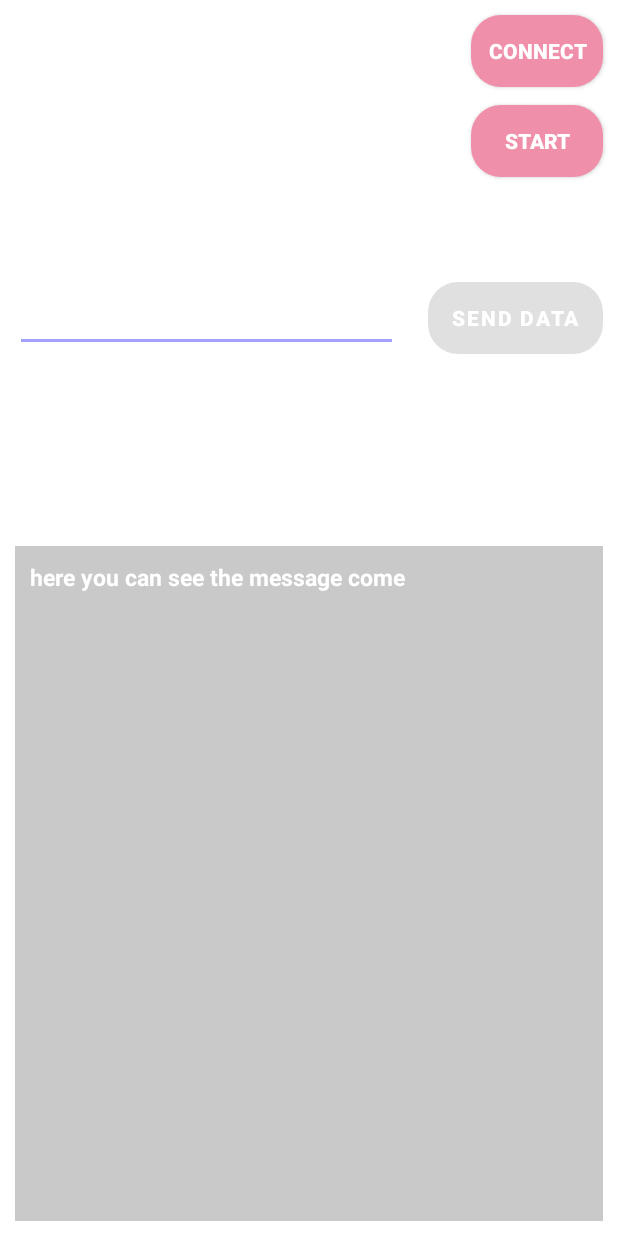
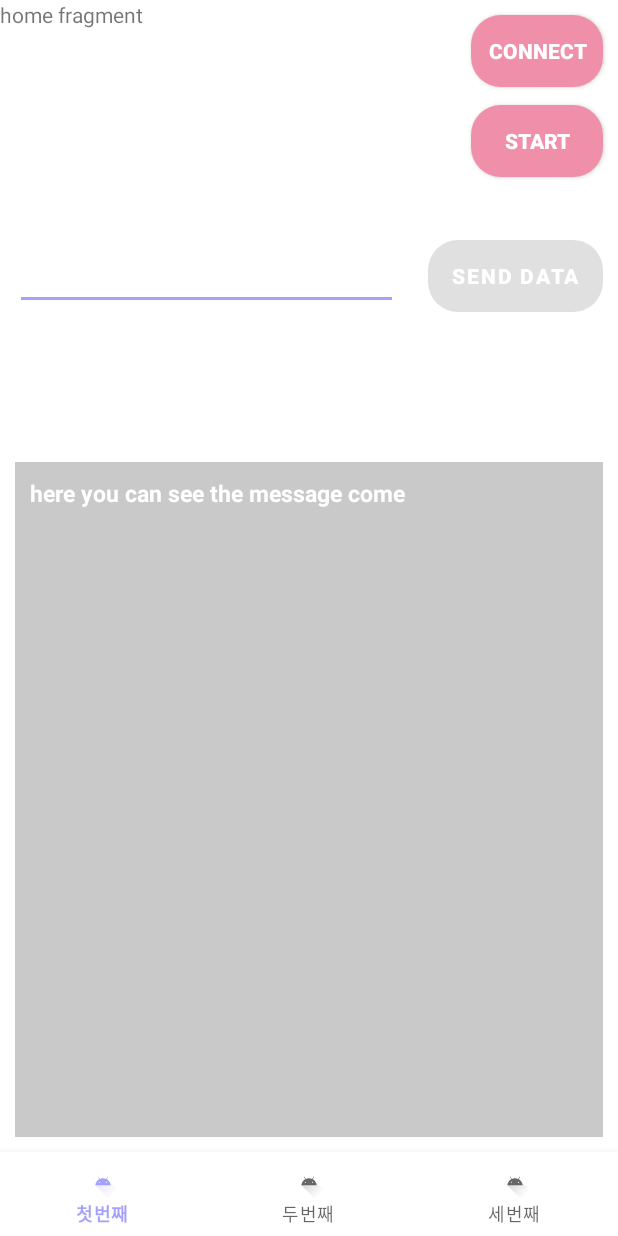
Before and after one commit to kms05021/JongP2, an Android app: the screen it shows after launch (MainActivity), on a phone screen of 412 x 824 dp. Run offline under Robolectric (Android 15) with nearby library versions, the phone set to English and light mode, and no system bars; our stand-ins replace data binding.

Commit message:
bottom navigator 추가

```diff
--- a/Android/01AndroidBluetooth_MVVM/app/build.gradle
+++ b/Android/01AndroidBluetooth_MVVM/app/build.gradle
@@ -44,8 +44,9 @@ dependencies {
     implementation "org.jetbrains.kotlin:kotlin-stdlib:$kotlin_version"
     implementation 'androidx.core:core-ktx:1.3.2'
     implementation 'androidx.appcompat:appcompat:1.2.0'
-    implementation 'com.google.android.material:material:1.2.1'
+    implementation 'com.google.android.material:material:1.3.0'
     implementation 'androidx.constraintlayout:constraintlayout:2.0.4'
+    implementation 'androidx.legacy:legacy-support-v4:1.0.0'
     testImplementation 'junit:junit:4.+'
     androidTestImplementation 'androidx.test.ext:junit:1.1.2'
     androidTestImplementation 'androidx.test.espresso:espresso-core:3.3.0'
--- /dev/null
+++ b/Android/01AndroidBluetooth_MVVM/app/src/main/java/com/lilly/bluetoothclassic/fragment/HomeFragment.kt
@@ -0,0 +1,60 @@
+package com.lilly.bluetoothclassic.fragment
+
+import android.os.Bundle
+import androidx.fragment.app.Fragment
+import android.view.LayoutInflater
+import android.view.View
+import android.view.ViewGroup
+import com.lilly.bluetoothclassic.R
+
+// TODO: Rename parameter arguments, choose names that match
+// the fragment initialization parameters, e.g. ARG_ITEM_NUMBER
+private const val ARG_PARAM1 = "param1"
+private const val ARG_PARAM2 = "param2"
+
+/**
+ * A simple [Fragment] subclass.
+ * Use the [HomeFragment.newInstance] factory method to
+ * create an instance of this fragment.
+ */
+class HomeFragment : Fragment() {
+    // TODO: Rename and change types of parameters
+    private var param1: String? = null
+    private var param2: String? = null
+
+    override fun onCreate(savedInstanceState: Bundle?) {
+        super.onCreate(savedInstanceState)
+        arguments?.let {
+            param1 = it.getString(ARG_PARAM1)
+            param2 = it.getString(ARG_PARAM2)
+        }
+    }
+
+    override fun onCreateView(
+        inflater: LayoutInflater, container: ViewGroup?,
+        savedInstanceState: Bundle?
+    ): View? {
+        // Inflate the layout for this fragment
+        return inflater.inflate(R.layout.fragment_home, container, false)
+    }
+
+    companion object {
+        /**
+         * Use this factory method to create a new instance of
+         * this fragment using the provided parameters.
+         *
+         * @param param1 Parameter 1.
+         * @param param2 Parameter 2.
+         * @return A new instance of fragment HomeFragment.
+         */
+        // TODO: Rename and change types and number of parameters
+        @JvmStatic
+        fun newInstance(param1: String, param2: String) =
+            HomeFragment().apply {
+                arguments = Bundle().apply {
+                    putString(ARG_PARAM1, param1)
+                    putString(ARG_PARAM2, param2)
+                }
+            }
+    }
+}
--- a/Android/01AndroidBluetooth_MVVM/app/src/main/java/com/lilly/bluetoothclassic/ui/MainActivity.kt
+++ b/Android/01AndroidBluetooth_MVVM/app/src/main/java/com/lilly/bluetoothclassic/ui/MainActivity.kt
@@ -13,8 +13,12 @@ import androidx.activity.result.contract.ActivityResultContracts
 import androidx.appcompat.app.AppCompatActivity
 import androidx.core.app.ActivityCompat
 import androidx.databinding.DataBindingUtil
+import com.google.android.material.bottomnavigation.BottomNavigationView
 import com.lilly.bluetoothclassic.R
 import com.lilly.bluetoothclassic.databinding.ActivityMainBinding
+import com.lilly.bluetoothclassic.fragment.ChartFragment
+import com.lilly.bluetoothclassic.fragment.HomeFragment
+import com.lilly.bluetoothclassic.fragment.SettingFragment
 import com.lilly.bluetoothclassic.util.*
 import com.lilly.bluetoothclassic.viewmodel.MainViewModel
 import kotlinx.android.synthetic.main.activity_main.*
@@ -39,6 +43,32 @@ class MainActivity : AppCompatActivity() {
         }
 
         initObserving()
+
+        // 하단 탭이 눌렸을 때 화면을 전환하기 위해선 이벤트 처리하기 위해 BottomNavigationView 객체 생성
+        var bnv_main = findViewById(R.id.bnv_main) as BottomNavigationView
+
+        // OnNavigationItemSelectedListener를 통해 탭 아이템 선택 시 이벤트를 처리
+        // navi_menu.xml 에서 설정했던 각 아이템들의 id를 통해 알맞은 프래그먼트로 변경하게 한다.
+        bnv_main.run { setOnNavigationItemSelectedListener {
+            when(it.itemId) {
+                R.id.first -> {
+                    // 다른 프래그먼트 화면으로 이동하는 기능
+                    val homeFragment = HomeFragment()
+                    supportFragmentManager.beginTransaction().replace(R.id.fl_container, homeFragment).commit()
+                }
+                R.id.second -> {
+                    val chartFragment = ChartFragment()
+                    supportFragmentManager.beginTransaction().replace(R.id.fl_container, chartFragment).commit()
+                }
+                R.id.third -> {
+                    val settingFragment = SettingFragment()
+                    supportFragmentManager.beginTransaction().replace(R.id.fl_container, settingFragment).commit()
+                }
+            }
+            true
+        }
+            selectedItemId = R.id.first
+        }
 
     }
 
--- a/Android/01AndroidBluetooth_MVVM/app/src/main/res/layout/activity_main.xml
+++ b/Android/01AndroidBluetooth_MVVM/app/src/main/res/layout/activity_main.xml
@@ -1,5 +1,6 @@
 <?xml version="1.0" encoding="utf-8"?>
-<layout xmlns:android="http://schemas.android.com/apk/res/android">
+<layout xmlns:android="http://schemas.android.com/apk/res/android"
+    xmlns:app="http://schemas.android.com/apk/res-auto">
 
     <data>
 
@@ -10,9 +11,18 @@
             type="com.lilly.bluetoothclassic.viewmodel.MainViewModel" />
     </data>
 
-    <FrameLayout
+    <androidx.constraintlayout.widget.ConstraintLayout
         android:layout_width="match_parent"
         android:layout_height="match_parent">
+
+        <FrameLayout
+            android:layout_width="0dp"
+            android:layout_height="0dp"
+            android:id="@+id/fl_container"
+            app:layout_constraintTop_toTopOf="parent"
+            app:layout_constraintBottom_toTopOf="@+id/bnv_main"
+            app:layout_constraintLeft_toLeftOf="parent"
+            app:layout_constraintRight_toRightOf="parent">
 
             <androidx.appcompat.widget.AppCompatButton
                 android:paddingStart="10dp"
@@ -113,4 +123,11 @@
                     android:text="@{viewModel.txtProgress}"/>
             </LinearLayout>
         </FrameLayout>
+
+        <com.google.android.material.bottomnavigation.BottomNavigationView android:layout_width="0dp"
+            android:layout_height="?attr/actionBarSize" android:id="@+id/bnv_main" android:background="#FFFFFF"
+            app:menu="@menu/navi_menu" app:layout_constraintBottom_toBottomOf="parent"
+            app:layout_constraintLeft_toLeftOf="parent" app:layout_constraintRight_toRightOf="parent"/>
+
+    </androidx.constraintlayout.widget.ConstraintLayout>
 </layout>
--- /dev/null
+++ b/Android/01AndroidBluetooth_MVVM/app/src/main/res/layout/fragment_home.xml
@@ -0,0 +1,14 @@
+<?xml version="1.0" encoding="utf-8"?>
+<FrameLayout xmlns:android="http://schemas.android.com/apk/res/android"
+    xmlns:tools="http://schemas.android.com/tools"
+    android:layout_width="match_parent"
+    android:layout_height="match_parent"
+    tools:context=".fragment.HomeFragment">
+
+    <!-- TODO: Update blank fragment layout -->
+    <TextView
+        android:layout_width="match_parent"
+        android:layout_height="match_parent"
+        android:text="home fragment" />
+
+</FrameLayout>
--- /dev/null
+++ b/Android/01AndroidBluetooth_MVVM/app/src/main/res/menu/navi_menu.xml
@@ -0,0 +1,10 @@
+<?xml version="1.0" encoding="utf-8"?>
+<menu xmlns:android="http://schemas.android.com/apk/res/android"
+    xmlns:app="http://schemas.android.com/apk/res-auto">
+    <item android:id="@+id/first" app:showAsAction="ifRoom" android:enabled="true"
+        android:icon="@drawable/ic_launcher_foreground" android:title="첫번째" />
+    <item android:id="@+id/second" app:showAsAction="ifRoom"
+        android:icon="@drawable/ic_launcher_foreground" android:title="두번째" />
+    <item android:id="@+id/third" app:showAsAction="ifRoom"
+        android:enabled="true" android:icon="@drawable/ic_launcher_foreground" android:title="세번째" />
+</menu>
--- a/Android/01AndroidBluetooth_MVVM/app/src/main/res/values/strings.xml
+++ b/Android/01AndroidBluetooth_MVVM/app/src/main/res/values/strings.xml
@@ -4,4 +4,6 @@
     <string name="disconnect">disconnect</string>
     <string name="stop">stop</string>
     <string name="start">start</string>
+    <!-- TODO: Remove or change this placeholder text -->
+    <string name="hello_blank_fragment">Hello blank fragment</string>
 </resources>
```
Also changed, not shown: Android/01AndroidBluetooth_MVVM/app/src/main/java/com/lilly/bluetoothclassic/fragment/ChartFragment.kt (added, +60 -0 lines), Android/01AndroidBluetooth_MVVM/app/src/main/java/com/lilly/bluetoothclassic/fragment/SettingFragment.kt (added, +60 -0 lines), Android/01AndroidBluetooth_MVVM/app/src/main/res/layout/fragment_chart.xml (added, +14 -0 lines), Android/01AndroidBluetooth_MVVM/app/src/main/res/layout/fragment_setting.xml (added, +14 -0 lines). Lines whose indentation alone changed are shown as unchanged.
